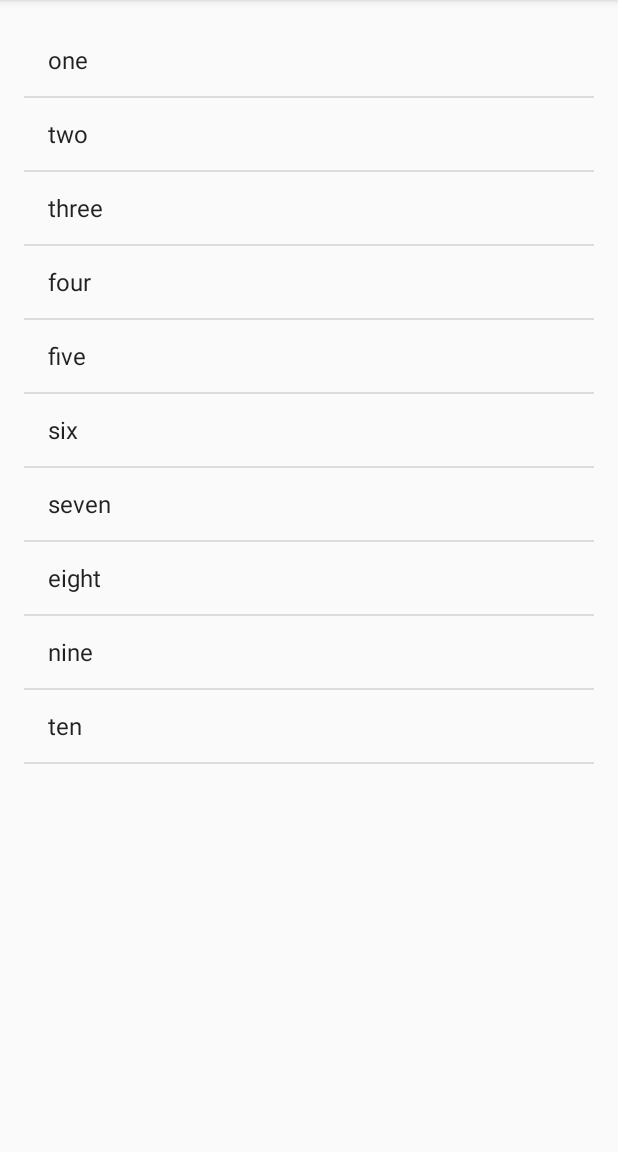
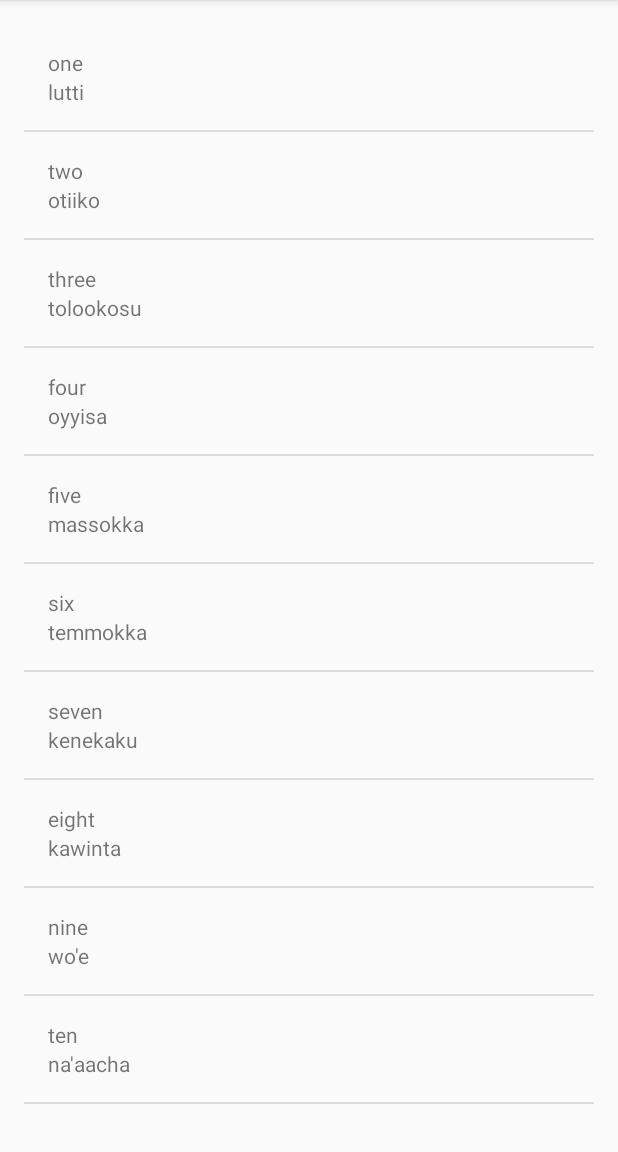
Before and after one commit to damwilin/Miwok_app, an Android app: the NumbersActivity screen opened directly, with no data from a screen before it, on a phone screen of 412 x 824 dp, the part 84-1236 px from its top. Run offline under Robolectric (Android 15) with nearby library versions, the phone set to English and light mode, and no system bars.

Commit message:
Created custom ArrayAdapter Added words lists to each category

```diff
--- a/app/src/main/java/com/example/android/miwok/NumbersActivity.java
+++ b/app/src/main/java/com/example/android/miwok/NumbersActivity.java
@@ -2,14 +2,9 @@
 
 import android.support.v7.app.AppCompatActivity;
 import android.os.Bundle;
-import android.util.Log;
-import android.widget.ArrayAdapter;
-import android.widget.LinearLayout;
 import android.widget.ListView;
-import android.widget.TextView;
 
 import java.util.ArrayList;
-import java.util.List;
 
 import static android.media.CamcorderProfile.get;
 
@@ -18,22 +13,22 @@
     @Override
     protected void onCreate(Bundle savedInstanceState) {
         super.onCreate(savedInstanceState);
-        setContentView(R.layout.activity_numbers);
-        List<String> words = new ArrayList<String>();
-        words.add("one");
-        words.add("two");
-        words.add("three");
-        words.add("four");
-        words.add("five");
-        words.add("six");
-        words.add("seven");
-        words.add("eight");
-        words.add("nine");
-        words.add("ten");
+        setContentView(R.layout.word_list);
+        ArrayList<Word> numbers = new ArrayList<Word>();
+        numbers.add(new Word("one", "lutti"));
+        numbers.add(new Word("two", "otiiko"));
+        numbers.add(new Word("three", "tolookosu"));
+        numbers.add(new Word("four", "oyyisa"));
+        numbers.add(new Word("five", "massokka"));
+        numbers.add(new Word("six", "temmokka"));
+        numbers.add(new Word("seven", "kenekaku"));
+        numbers.add(new Word("eight", "kawinta"));
+        numbers.add(new Word("nine", "wo'e"));
+        numbers.add(new Word("ten", "na'aacha"));
 
-        ArrayAdapter<String> itemsAdapter = new ArrayAdapter<String>(this, android.R.layout.simple_list_item_1, words);
+        WordAdapter adapter = new WordAdapter(this, numbers);
         ListView listView = (ListView) findViewById(R.id.list);
-        listView.setAdapter(itemsAdapter);
+        listView.setAdapter(adapter);
 
     }
 }
--- /dev/null
+++ b/app/src/main/java/com/example/android/miwok/Word.java
@@ -0,0 +1,23 @@
+package com.example.android.miwok;
+
+/**
+ * Created by Damian on 5/8/2017.
+ */
+
+public class Word {
+    private String wordMiwok;
+    private String wordEnglish;
+
+    public Word(String wordMiwok, String wordEnglish) {
+        this.wordMiwok = wordMiwok;
+        this.wordEnglish = wordEnglish;
+    }
+
+    public String getWordMiwok() {
+        return wordMiwok;
+    }
+
+    public String getWordEnglish() {
+        return wordEnglish;
+    }
+}
--- /dev/null
+++ b/app/src/main/java/com/example/android/miwok/WordAdapter.java
@@ -0,0 +1,48 @@
+package com.example.android.miwok;
+
+import android.app.Activity;
+import android.content.Context;
+import android.support.annotation.LayoutRes;
+import android.support.annotation.NonNull;
+import android.support.annotation.Nullable;
+import android.view.LayoutInflater;
+import android.view.View;
+import android.view.ViewGroup;
+import android.widget.ArrayAdapter;
+import android.widget.TextView;
+
+import org.w3c.dom.Text;
+
+import java.util.ArrayList;
+
+import static android.R.attr.resource;
+
+/**
+ * Created by Damian on 5/8/2017.
+ */
+
+public class WordAdapter extends ArrayAdapter<Word> {
+
+    public WordAdapter(Activity context, ArrayList<Word> words) {
+        super(context, 0, words);
+    }
+
+
+    @Override
+    public View getView(int position, View convertView, ViewGroup parent) {
+
+        View listItemView = convertView;
+        if (listItemView == null) {
+            listItemView = LayoutInflater.from(getContext()).inflate(R.layout.list_item, parent, false);
+        }
+        Word currentWord = getItem(position);
+
+        TextView miwokTextView = (TextView) listItemView.findViewById(R.id.word_miwok);
+        miwokTextView.setText(currentWord.getWordMiwok());
+
+        TextView englishTextView = (TextView) listItemView.findViewById(R.id.word_english);
+        englishTextView.setText(currentWord.getWordEnglish());
+
+        return listItemView;
+    }
+}
--- /dev/null
+++ b/app/src/main/res/layout/list_item.xml
@@ -0,0 +1,20 @@
+<?xml version="1.0" encoding="utf-8"?>
+<LinearLayout xmlns:android="http://schemas.android.com/apk/res/android"
+    xmlns:tools="http://schemas.android.com/tools"
+    android:layout_width="match_parent"
+    android:layout_height="match_parent"
+    android:orientation="vertical"
+    android:padding="16dp">
+
+    <TextView
+        android:id="@+id/word_miwok"
+        android:layout_width="wrap_content"
+        android:layout_height="wrap_content"
+        tools:text="lutti" />
+
+    <TextView
+        android:id="@+id/word_english"
+        android:layout_width="wrap_content"
+        android:layout_height="wrap_content"
+        tools:text="one" />
+</LinearLayout>
--- a/app/src/main/res/layout/activity_numbers.xml
+++ b/app/src/main/res/layout/word_list.xml
@@ -8,5 +8,4 @@
     android:paddingBottom="@dimen/activity_vertical_margin"
     android:paddingLeft="@dimen/activity_horizontal_margin"
     android:paddingRight="@dimen/activity_horizontal_margin"
-    android:paddingTop="@dimen/activity_vertical_margin"
-    tools:context="com.example.android.miwok.NumbersActivity"></ListView>
+    android:paddingTop="@dimen/activity_vertical_margin"></ListView>
```
Also changed, not shown: app/src/main/java/com/example/android/miwok/ColorsActivity.java (+17 -1 lines), app/src/main/java/com/example/android/miwok/FamilyActivity.java (+19 -1 lines), app/src/main/java/com/example/android/miwok/PhrasesActivity.java (+19 -1 lines), app/src/main/res/layout/activity_colors.xml (deleted, +0 -9 lines), app/src/main/res/layout/activity_family.xml (deleted, +0 -9 lines), app/src/main/res/layout/activity_phrases.xml (deleted, +0 -9 lines).
